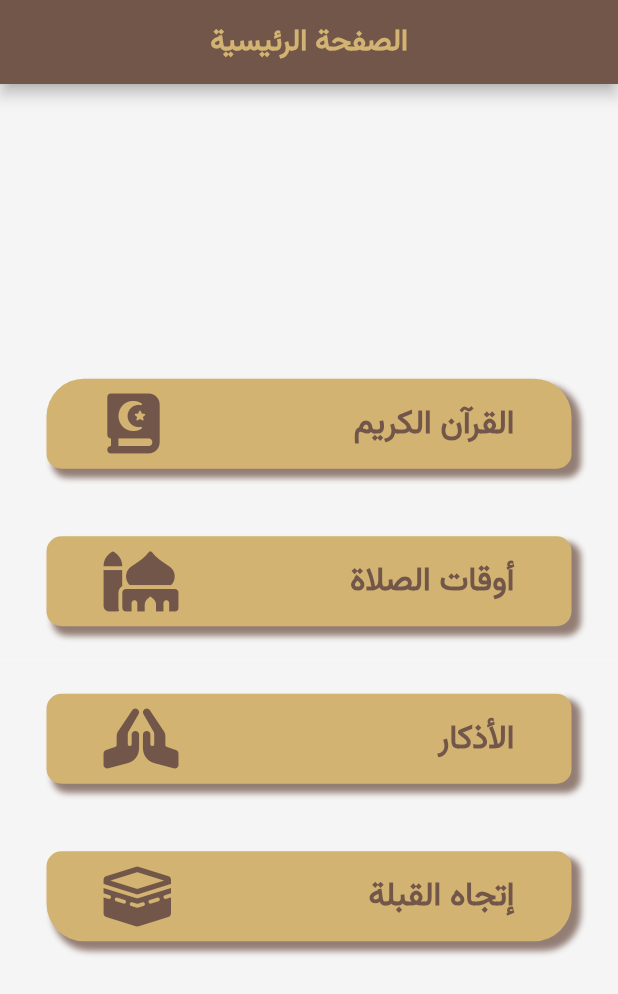
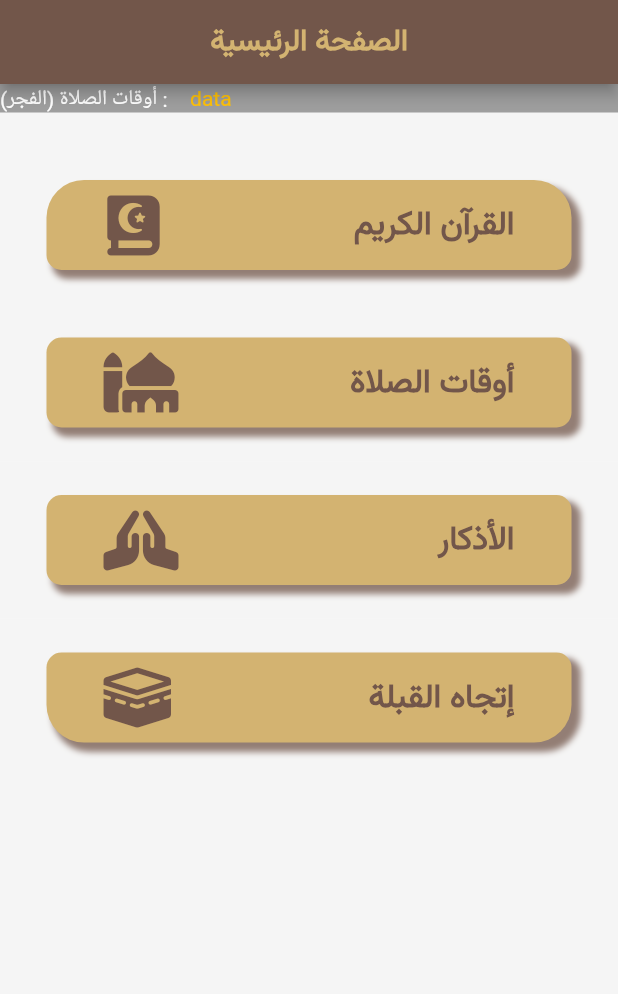
Before and after one commit to BashmailOmar/Alquran-Alshamel, a Flutter app: the screen it shows after launch, on a phone screen of 412 x 824 dp. Shown: the top 994 px of the screen. Run offline on Flutter 3.47's test engine with Material 2 defaults, Android fonts, the phone set to English and light mode, and no system bars; our stand-ins replace font_awesome_flutter.

Commit message:
upload files

```diff
--- /dev/null
+++ b/lib/components/pray_time.dart
@@ -0,0 +1,36 @@
+import 'package:flutter/material.dart';
+
+class PrayTime extends StatefulWidget {
+  const PrayTime({
+    Key? key,
+  }) : super(key: key);
+
+  @override
+  State<PrayTime> createState() => _PrayTimeState();
+}
+
+class _PrayTimeState extends State<PrayTime> {
+  late final String prayName = "الفجر";
+  @override
+  Widget build(BuildContext context) {
+    return Container(
+      color: Colors.grey,
+      child: Column(
+        children: [
+          Row(
+            children: [
+              Text("أوقات الصلاة ($prayName) :"),
+              SizedBox(
+                width: 15,
+              ),
+              Text(
+                "data",
+                style: TextStyle(color: Colors.amber),
+              )
+            ],
+          ),
+        ],
+      ),
+    );
+  }
+}
--- a/lib/main.dart
+++ b/lib/main.dart
@@ -5,7 +5,15 @@ import 'package:alquran_alshamel/screens/splash_screen.dart';
 import 'package:flutter/material.dart';
 
 void main() {
-  runApp(AlquranAlshamel());
+  runApp(
+    MaterialApp(
+      home: Directionality(
+        // add this
+        textDirection: TextDirection.rtl, // set this property
+        child: AlquranAlshamel(),
+      ),
+    ),
+  );
 }
 
 class AlquranAlshamel extends StatelessWidget {
--- a/lib/screens/home_screen.dart
+++ b/lib/screens/home_screen.dart
@@ -1,13 +1,14 @@
-import 'package:alquran_alshamel/components/CustomListTile.dart';
 import 'package:alquran_alshamel/components/custom_card.dart';
 import 'package:alquran_alshamel/constants.dart';
 import 'package:alquran_alshamel/screens/quran_screen.dart';
-import 'package:alquran_alshamel/screens/splash_screen.dart';
 import 'package:flutter/material.dart';
 import 'package:font_awesome_flutter/font_awesome_flutter.dart';
+import 'package:alquran_alshamel/components/pray_time.dart';
 
 class HomeScreen extends StatefulWidget {
   static const String id = 'home_screen';
+
+  const HomeScreen({Key? key}) : super(key: key);
 
   @override
   State<HomeScreen> createState() => _HomeScreenState();
@@ -25,7 +26,13 @@ class _HomeScreenState extends State<HomeScreen> {
             child: Text('الصفحة الرئيسية', style: kPageTitleText),
           ),
         ),
-        body: Center(
+        body: Column(
+          children: [
+            const PrayTime(),
+            const SizedBox(
+              height: dividerHeight,
+            ),
+            Center(
               child: Column(
                 mainAxisAlignment: MainAxisAlignment.center,
                 children: [
@@ -73,6 +80,8 @@ class _HomeScreenState extends State<HomeScreen> {
                 ],
               ),
             ),
+          ],
+        ),
       ),
     );
   }
--- a/lib/screens/quran_screen.dart
+++ b/lib/screens/quran_screen.dart
@@ -1,5 +1,5 @@
-import 'package:alquran_alshamel/components/CustomListTile.dart';
-import 'package:alquran_alshamel/components/CustomSowarListTile.dart';
+import 'package:alquran_alshamel/components/custom_list_tile.dart';
+import 'package:alquran_alshamel/components/custom_sowar_list_tile.dart';
 import 'package:alquran_alshamel/constants.dart';
 import 'package:alquran_alshamel/screens/splash_screen.dart';
 import 'package:flutter/material.dart';
```
Also changed, not shown: pubspec.yaml (+3 -8 lines), lib/components/custom_list_tile.dart (renamed from lib/components/CustomListTile.dart), lib/components/custom_sowar_list_tile.dart (renamed from lib/components/CustomSowarListTile.dart), lib/translate/ar.dart (added), lib/translate/en.dart (added), pubspec.lock. Lines whose indentation alone changed are shown as unchanged.
